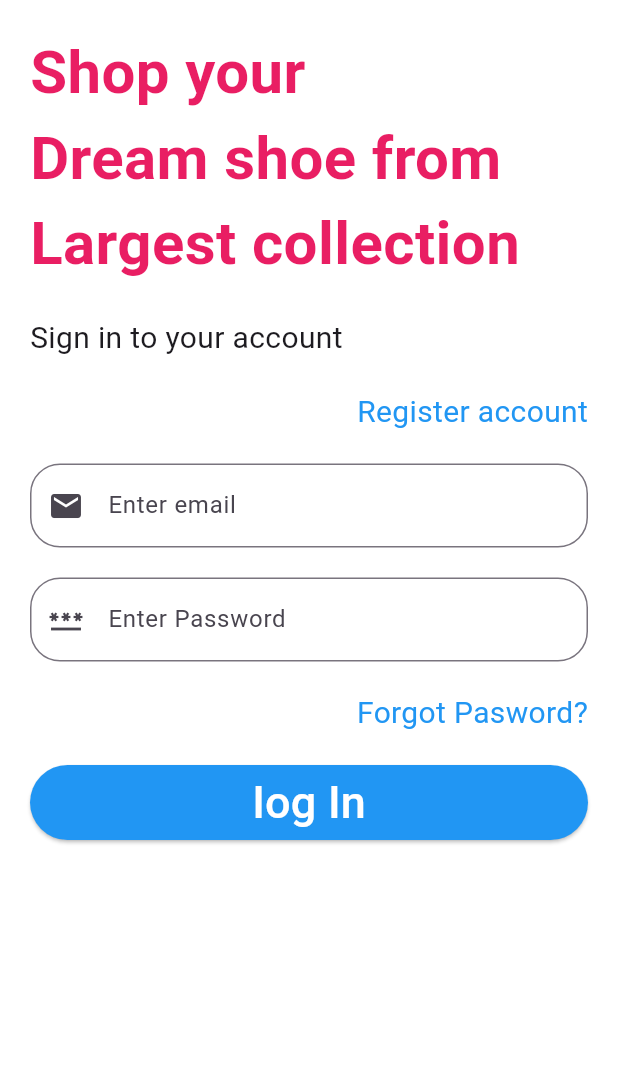
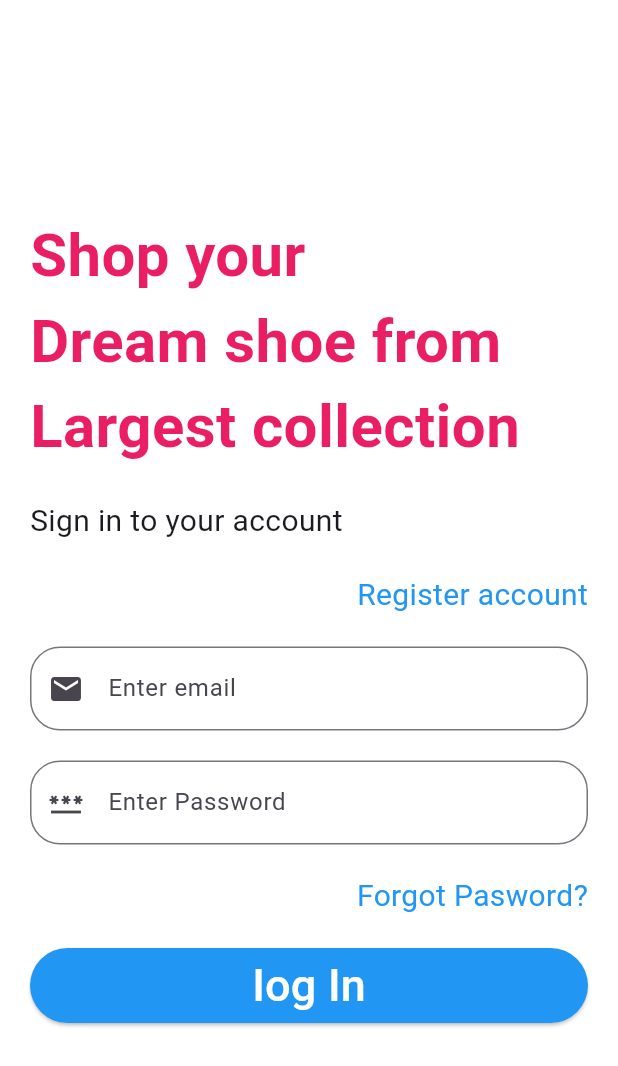
Before and after one commit to ant6000/footwear, a Flutter app: the screen it shows after launch, after a tap on "Iog In", on a phone screen of 412 x 824 dp. Shown: the top 1066 px of the screen. Run offline on Flutter 3.47's test engine with Material 2 defaults, Android fonts, the light colour scheme and no system bars; our stand-ins replace cloud_firestore, firebase_auth, firebase_core, firebase_database; accounts and stored records are empty; network calls fail.

Commit message:
signin added

```diff
--- a/lib/provider/auth_provider.dart
+++ b/lib/provider/auth_provider.dart
@@ -17,4 +17,8 @@ class AuthProvider extends ChangeNotifier {
     }
   }
 
+  Future loginAccount(String email, String password) async {
+    FirebaseAuthRepo.signIn(email, password);
+    print('successfully logedin');
+  }
 }
--- a/lib/repository/auth_repo.dart
+++ b/lib/repository/auth_repo.dart
@@ -26,8 +26,15 @@ class FirebaseAuthRepo {
       addDetails(addmodel);
       return addmodel;
     } catch (e) {
+      return null;
+    }
+  }
+
+  static Future signIn(String email, String password) async {
+    try {
+      _auth.signInWithEmailAndPassword(email: email, password: password);
+    } catch (e) {
       print(e.toString());
-      return null;
     }
   }
 
--- a/lib/screens/login_screen.dart
+++ b/lib/screens/login_screen.dart
@@ -10,9 +10,10 @@ class LogIn extends StatelessWidget {
   Widget build(BuildContext context) {
     AuthProvider provider = Provider.of<AuthProvider>(context, listen: false);
     return Scaffold(
-      body: SingleChildScrollView(
+      body: Center(
+        child: SingleChildScrollView(
           child: Padding(
-          padding: const EdgeInsets.symmetric(horizontal: 20,vertical: 20),
+            padding: const EdgeInsets.symmetric(horizontal: 20),
             child: Column(
               mainAxisAlignment: MainAxisAlignment.center,
               children: [
@@ -92,7 +93,8 @@ class LogIn extends StatelessWidget {
                   width: double.infinity,
                   child: ElevatedButton(
                     onPressed: () {
-                    //provider.signUp(emailController.text, passwordController.text);
+                      provider.loginAccount(
+                          emailController.text, passwordController.text);
                     },
                     style: ElevatedButton.styleFrom(backgroundColor: Colors.blue),
                     child: const Text(
@@ -105,6 +107,7 @@ class LogIn extends StatelessWidget {
             ),
           ),
         ),
+      ),
     );
   }
 }
--- a/lib/screens/register_screen.dart
+++ b/lib/screens/register_screen.dart
@@ -13,7 +13,8 @@ class Register extends StatelessWidget {
   Widget build(BuildContext context) {
     AuthProvider provider = Provider.of<AuthProvider>(context, listen: false);
     return Scaffold(
-      body: SingleChildScrollView(
+      body: Center(
+        child: SingleChildScrollView(
           child: Padding(
             padding: const EdgeInsets.only(left: 20, right: 20, top: 20),
             child: Column(
@@ -101,6 +102,7 @@ class Register extends StatelessWidget {
             ),
           ),
         ),
+      ),
     );
   }
 }
```
Lines whose indentation alone changed are shown as unchanged.
